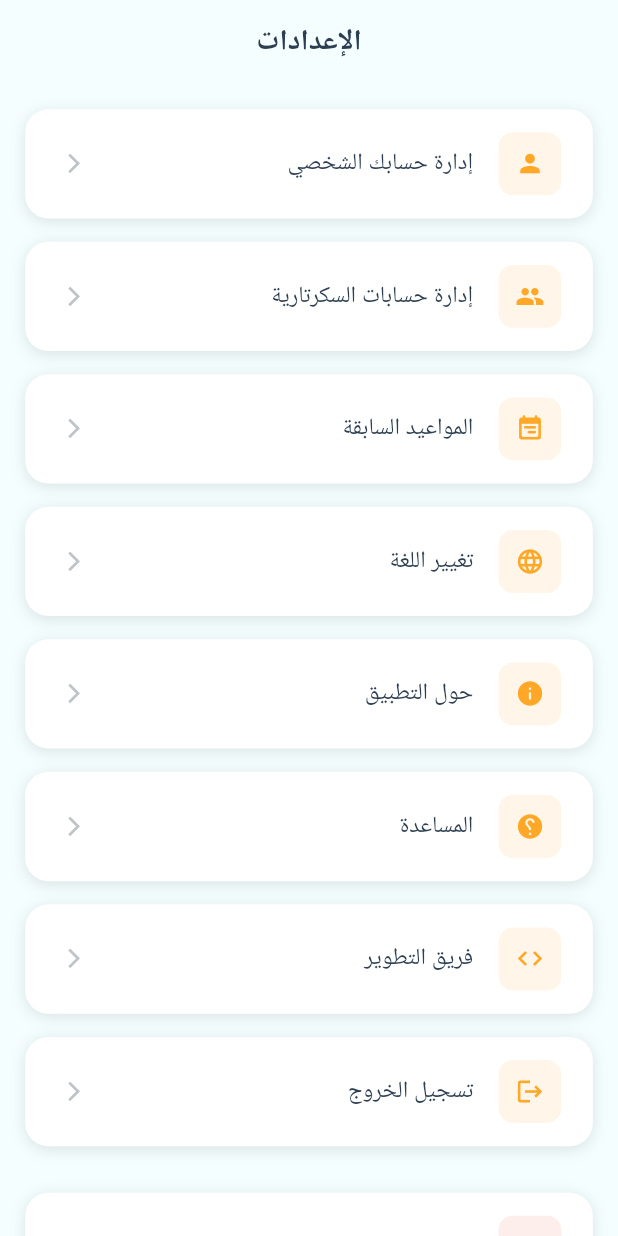
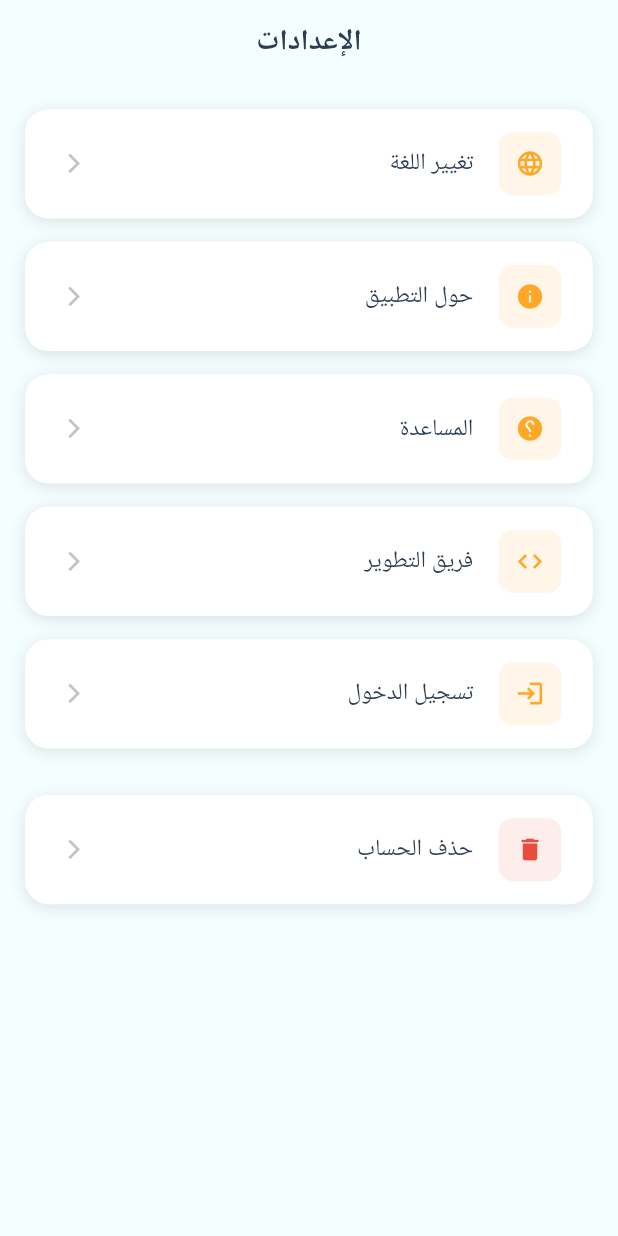
Before and after one commit to btar666/hagz, a Flutter app: the SettingsPage screen opened directly, on a phone screen of 412 x 824 dp. Run offline on Flutter 3.47's test engine with Material 3 defaults, Android fonts, the phone set to English and light mode, and no system bars; our stand-ins replace flutter_screenutil, get, image_picker, smooth_page_indicator, syncfusion_flutter_charts; Roboto replaces fonts that are missing (Arial).

Commit message:
سكرتير

```diff
--- a/lib/view/settings/settings_page.dart
+++ b/lib/view/settings/settings_page.dart
@@ -2,11 +2,7 @@ import 'package:flutter/material.dart';
 import 'package:flutter_screenutil/flutter_screenutil.dart';
 import 'package:get/get.dart';
 import '../../utils/app_colors.dart';
-import 'doctor_profile_manage_page.dart';
-import 'secretary_accounts_page.dart';
-import '../../controller/session_controller.dart';
-import 'user_profile_edit_page.dart';
-import '../appointments/past_appointments_page.dart';
+import '../auth/login_page.dart';
 import '../../widget/confirm_dialogs.dart';
 
 class SettingsPage extends StatelessWidget {
@@ -14,8 +10,6 @@ class SettingsPage extends StatelessWidget {
 
   @override
   Widget build(BuildContext context) {
-    final SessionController session = Get.put(SessionController());
-    final bool isDoctor = session.role.value == 'doctor';
     return Scaffold(
       backgroundColor: const Color(0xFFF4FEFF),
       appBar: AppBar(
@@ -35,45 +29,6 @@ class SettingsPage extends StatelessWidget {
         padding: EdgeInsets.all(16.w),
         child: Column(
           children: [
-            // Account/Profile management
-            _buildSettingsItem(
-              icon: Icons.person,
-              title: isDoctor ? 'إدارة حسابك الشخصي' : 'تعديل ملفك الشخصي',
-              color: AppColors.secondary,
-              onTap: () {
-                if (isDoctor) {
-                  Get.to(() => DoctorProfileManagePage());
-                } else {
-                  Get.to(() => const UserProfileEditPage());
-                }
-              },
-            ),
-            SizedBox(height: 16.h),
-
-            // Secretary accounts management (Doctor only)
-            if (isDoctor) ...[
-              _buildSettingsItem(
-                icon: Icons.people,
-                title: 'إدارة حسابات السكرتارية',
-                color: AppColors.secondary,
-                onTap: () {
-                  Get.to(() => const SecretaryAccountsPage());
-                },
-              ),
-              SizedBox(height: 16.h),
-            ],
-
-            // Past appointments (same design as others)
-            _buildSettingsItem(
-              icon: Icons.event_note_rounded,
-              title: 'المواعيد السابقة',
-              color: AppColors.secondary,
-              onTap: () {
-                Get.to(() => const PastAppointmentsPage());
-              },
-            ),
-            SizedBox(height: 16.h),
-
             // Language change
             _buildSettingsItem(
               icon: Icons.language,
@@ -118,13 +73,13 @@ class SettingsPage extends StatelessWidget {
             ),
             SizedBox(height: 16.h),
 
-            // Logout
+            // Login
             _buildSettingsItem(
-              icon: Icons.logout,
-              title: 'تسجيل الخروج',
+              icon: Icons.login,
+              title: 'تسجيل الدخول',
               color: AppColors.secondary,
               onTap: () {
-                _showLogoutDialog(context);
+                Get.to(() => const LoginPage());
               },
             ),
             SizedBox(height: 32.h),
@@ -233,14 +188,7 @@ class SettingsPage extends StatelessWidget {
     );
   }
 
-  void _showLogoutDialog(BuildContext context) {
-    showLogoutConfirmDialog(
-      context,
-      onConfirm: () {
-        // TODO: Handle logout
-      },
-    );
-  }
+  // Removed logout UI in this version; keep helper available when needed.
 
   void _showDeleteAccountDialog(BuildContext context) {
     showDeleteAccountConfirmDialog(
```
